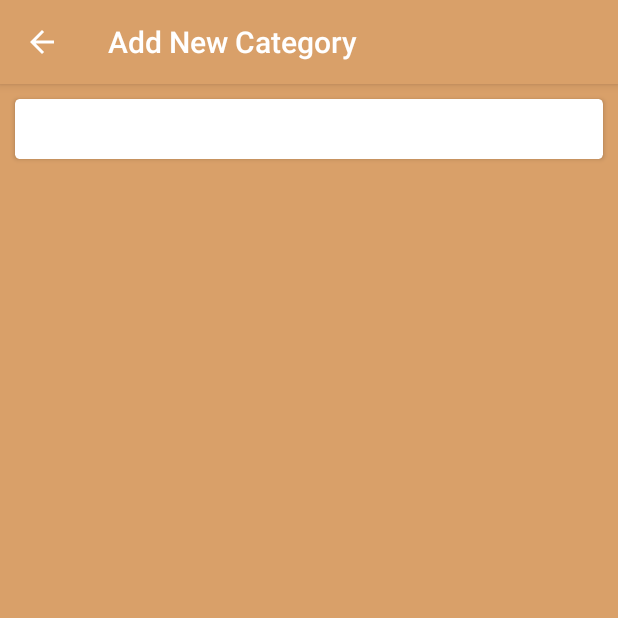
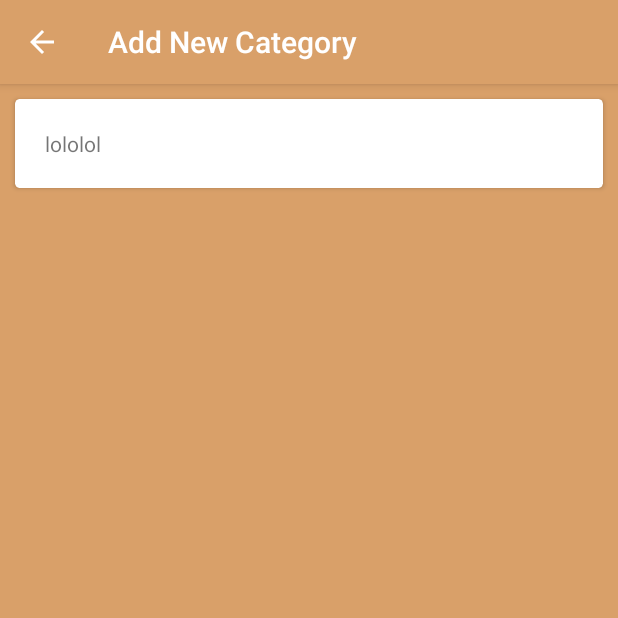
Before and after one commit to oktaviusw/artnest-mobile-umn-project, an Android app: the ActivitySettingAddCategory screen opened directly, with no data from a screen before it, on a phone screen of 412 x 824 dp, the top half of it. Run offline under Robolectric (Android 15) with nearby library versions, the light colour scheme and no system bars.

Commit message:
Test Commit

```diff
--- a/app/src/main/res/layout/content_activity_setting_add_category.xml
+++ b/app/src/main/res/layout/content_activity_setting_add_category.xml
@@ -28,7 +28,10 @@
                 android:orientation="vertical"
                 android:padding="20dp">
 
-
+                <TextView
+                    android:layout_width="match_parent"
+                    android:layout_height="wrap_content"
+                    android:text="lololol"/>
 
             </LinearLayout>
         </android.support.v7.widget.CardView>
```
